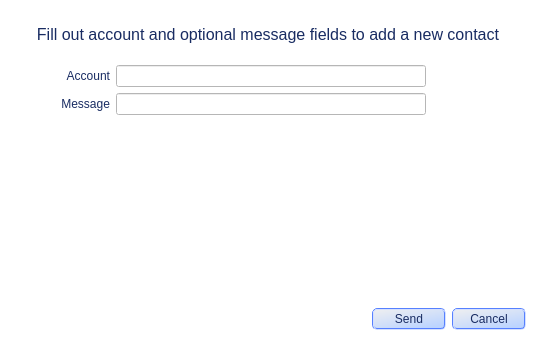
Above: bin/data/ui/communications_addFriend.ui from realXtend/tundra before the change. Below: the same form after it.
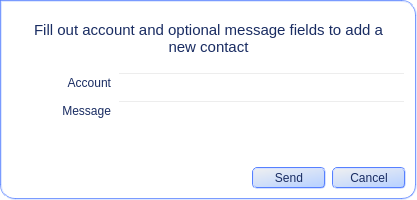
That is the form after the change.

Commit message: * Conversation now closes chatsession_ when tab is closed, now tab will auto popup back if friend starts talking again. * New Add friend button and layout for communications.ui * New ui's that look like rest of the tabs for communications_friendRequest.ui communications_addFriend.ui * Can now close the QtModule canvas from initial login screen if you don't feel like chatting * Leaks: Destroys the actual UICanvas and few deletes here and there, pretty much relying on Qt:s child deletion.

Diff of the .ui file:
```diff
--- a/bin/data/ui/communications_addFriend.ui
+++ b/bin/data/ui/communications_addFriend.ui
@@ -6,32 +6,33 @@
    <rect>
     <x>0</x>
     <y>0</y>
-    <width>536</width>
-    <height>340</height>
+    <width>417</width>
+    <height>200</height>
    </rect>
   </property>
-  <property name="sizePolicy">
-   <sizepolicy hsizetype="Expanding" vsizetype="Expanding">
-    <horstretch>0</horstretch>
-    <verstretch>0</verstretch>
-   </sizepolicy>
-  </property>
   <property name="windowTitle">
    <string>Add contact</string>
   </property>
   <property name="styleSheet">
-   <string>QLineEdit {
-	padding: 2px 5px 2px 5px;
-	background-color: rgb(255, 255, 255);
-	margin-right: 100px;
+   <string>background-color: rgba(255, 255, 255, 0);</string>
+  </property>
+  <layout class="QVBoxLayout" name="verticalLayout_2">
+   <property name="margin">
+    <number>0</number>
+   </property>
+   <item>
+    <widget class="QFrame" name="mainFrame">
+     <property name="styleSheet">
+      <string>QFrame#mainFrame { 
+border: 2px groove white;	border-color: rgba(86, 128, 255, 200); background-color: rgb(255, 255, 255); border-top-right-radius: 15px; border-bottom-right-radius: 15px; border-bottom-left-radius: 15px; 
 }
 
 QLabel {
 	color: rgb(25, 44, 98);
-	background-color: rgba(255, 255, 255, 0);
 }
 
-QComboBox, QPushButton {
+QPushButton {
+	min-width: 60px;
 	color: rgb(25, 44, 98);
 	background-color: qlineargradient(spread:pad, x1:0, y1:0, x2:0.676, y2:1, stop:0 rgba(240, 240, 240, 255), stop:1 rgba(188, 212, 255, 255));
 	border: 2px groove white;
@@ -40,60 +41,26 @@
 	padding: 2px 5px;
 }
 
-QComboBox::drop-down:!editable { 
-	subcontrol-color: rgb(76, 115, 255);
-	subcontrol-position: center right; 
-	width: 12px; 
-	height: 12px;
-	padding-right: 5px;
-}
-
 QPushButton::pressed{
 	color: rgb(74, 87, 107);
 	background-color: rgba(255, 255, 255, 255);
 }
-
-QPushButton {
-	min-width: 60px;
-}
-
-QMenu {
-	background-color: none;
-}
-
-QVBoxLayout {
-	border: 2px groove white;
-	border-color: rgba(86, 128, 255, 200);
-	background-color: rgb(255, 255, 255);
-	border-top-right-radius: 10px;
-	border-bottom-width: 0px;
-}
-
-QLineEdit {
-	padding: 2px 5px 2px 5px;
-	background-color: rgb(255, 255, 255);
-}
-
-QWidget#mainWidget {
-	background-color: rgba(255, 255, 255, 0);
-}</string>
-  </property>
-  <layout class="QVBoxLayout" name="verticalLayout_2">
-   <property name="margin">
-    <number>10</number>
-   </property>
+</string>
+     </property>
+     <layout class="QVBoxLayout" name="verticalLayout_3">
    <item>
     <layout class="QVBoxLayout" name="verticalLayout">
      <item>
       <widget class="QLabel" name="label_Info">
        <property name="font">
         <font>
-         <pointsize>12</pointsize>
+            <pointsize>11</pointsize>
+            <weight>50</weight>
+            <bold>false</bold>
         </font>
        </property>
        <property name="styleSheet">
-        <string>padding: 15px;
-background-color: rgb(255, 255, 255);</string>
+           <string>margin:10px;</string>
        </property>
        <property name="text">
         <string>Fill out account and optional message fields to add a new contact</string>
@@ -116,10 +83,6 @@
            <height>0</height>
           </size>
          </property>
-         <property name="styleSheet">
-          <string>background-color: rgba(255, 255, 255, 0);
-border: none;</string>
-         </property>
          <property name="text">
           <string> Account</string>
          </property>
@@ -143,10 +106,6 @@
            <height>0</height>
           </size>
          </property>
-         <property name="styleSheet">
-          <string>background-color: rgba(255, 255, 255, 0);
-border: none;</string>
-         </property>
          <property name="text">
           <string>Message</string>
          </property>
@@ -205,6 +164,9 @@
       </layout>
      </item>
     </layout>
+      </item>
+     </layout>
+    </widget>
    </item>
   </layout>
  </widget>
```
Lines whose indentation alone changed are shown as unchanged. The commit also changes 6 other files.
